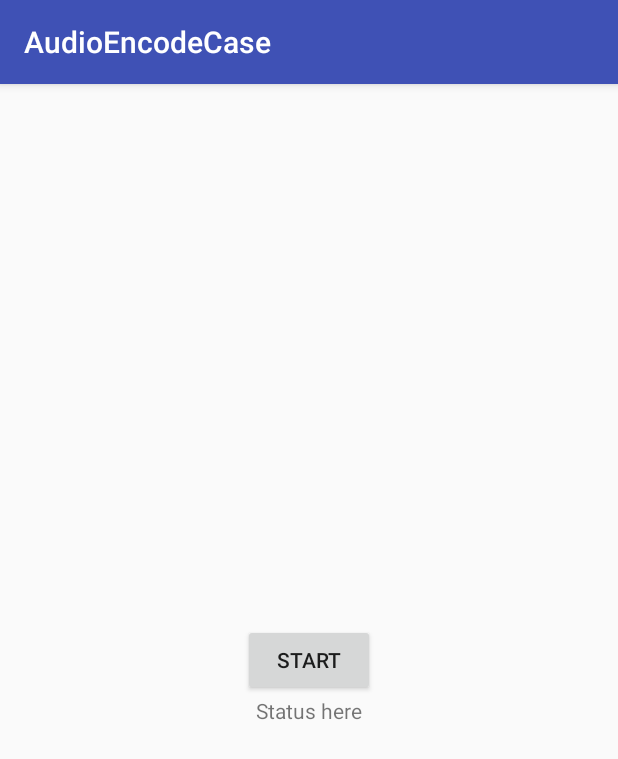
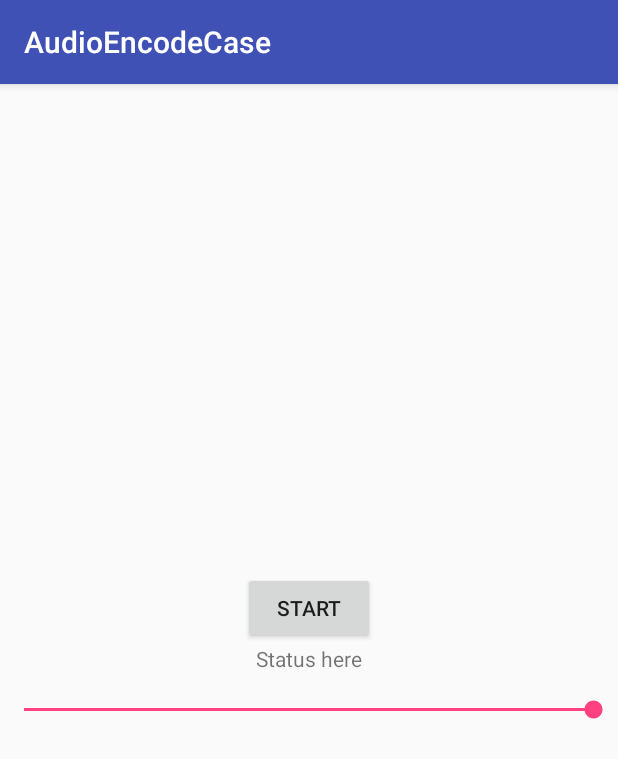
Before and after one commit to JuniperPhoton/AndroidMediaCodecSample, an Android app: the AudioEncodeCaseActivity screen opened directly, with no data from a screen before it, on a phone screen of 412 x 824 dp. Shown: the top 759 px of the screen. Run offline under Robolectric (Android 15) with nearby library versions, the phone set to English and light mode, and no system bars.

Commit message:
Add seek bar to adjust volume

```diff
--- a/app/src/main/java/com/juniperphoton/androidmediacodecsample/activity/AudioEncodeCaseActivity.kt
+++ b/app/src/main/java/com/juniperphoton/androidmediacodecsample/activity/AudioEncodeCaseActivity.kt
@@ -4,18 +4,23 @@ import android.os.Bundle
 import android.os.Environment
 import android.support.v7.app.AppCompatActivity
 import android.widget.Button
+import android.widget.SeekBar
 import android.widget.TextView
 import com.juniperphoton.androidmediacodecsample.R
 import com.juniperphoton.androidmediacodecsample.core.AudioEncodeCase
 import com.juniperphoton.androidmediacodecsample.core.EncodeCase
+import com.juniperphoton.androidmediacodecsample.core.VolumeAudioEffect
 import java.io.File
 
 class AudioEncodeCaseActivity : AppCompatActivity(), Runnable {
     private lateinit var button: Button
     private lateinit var statusText: TextView
+    private lateinit var seekBar: SeekBar
 
     private lateinit var case: EncodeCase
     private var backgroundThread: Thread? = null
+
+    private var volumeAudioEffect = VolumeAudioEffect()
 
     override fun onCreate(savedInstanceState: Bundle?) {
         super.onCreate(savedInstanceState)
@@ -23,12 +28,27 @@ class AudioEncodeCaseActivity : AppCompatActivity(), Runnable {
 
         button = findViewById(R.id.startButton)
         statusText = findViewById(R.id.statusText)
+        seekBar = findViewById(R.id.seekBar)
+
+        seekBar.setOnSeekBarChangeListener(object : SeekBar.OnSeekBarChangeListener {
+            override fun onStartTrackingTouch(seekBar: SeekBar?) {
+            }
+
+            override fun onStopTrackingTouch(seekBar: SeekBar?) {
+            }
+
+            override fun onProgressChanged(seekBar: SeekBar?, progress: Int, fromUser: Boolean) {
+                volumeAudioEffect.volume = (progress * 1f) / 100
+            }
+        })
 
         case = AudioEncodeCase.Builder(this) {
             inputFilePath = "/sdcard/audio_test.mp3"
             val name = "${System.currentTimeMillis()}.mp3"
             val path = Environment.getExternalStoragePublicDirectory(Environment.DIRECTORY_DCIM)
             outputFilePath = File(path, name).path
+
+            effect = volumeAudioEffect
         }.build()
 
         button.setOnClickListener {
--- a/app/src/main/java/com/juniperphoton/androidmediacodecsample/core/AudioEncodeCase.kt
+++ b/app/src/main/java/com/juniperphoton/androidmediacodecsample/core/AudioEncodeCase.kt
@@ -256,9 +256,9 @@ class AudioEncodeCase(context: Context) : EncodeCase(context) {
                         .duplicate()
                 decoderOutputBuffer.position(audioDecoderOutputBufferInfo.offset)
                 decoderOutputBuffer.limit(audioDecoderOutputBufferInfo.offset + size)
-                //val result = handleBuffer(decoderOutputBuffer, decoderOutputBufferInfo)
+                val result = effect!!.processFrame(decoderOutputBuffer, audioDecoderOutputBufferInfo)
                 encoderInputBuffer.position(0)
-                encoderInputBuffer.put(decoderOutputBuffer)
+                encoderInputBuffer.put(result)
                 encoder.queueInputBuffer(
                         encoderInputBufferIndex,
                         0,
--- a/app/src/main/java/com/juniperphoton/androidmediacodecsample/core/VolumnAudioEffect.kt
+++ b/app/src/main/java/com/juniperphoton/androidmediacodecsample/core/VolumeAudioEffect.kt
@@ -1,9 +1,11 @@
 package com.juniperphoton.androidmediacodecsample.core
 
 import android.media.MediaCodec
+import android.util.Log
 import java.nio.ByteBuffer
 
-class VolumnAudioEffect : ISingleAudioEffect {
+class VolumeAudioEffect : ISingleAudioEffect {
+    @Volatile
     var volume: Float = 1f
 
     override fun processFrame(src: ByteBuffer, bi: MediaCodec.BufferInfo): ByteArray {
@@ -11,6 +13,7 @@ class VolumnAudioEffect : ISingleAudioEffect {
         for (i in bi.offset until bi.offset + bi.size) {
             result[i - bi.offset] = (src.get(i) * volume).toByte()
         }
+        Log.d("VolumeAudioEffect", "" + volume)
         return result
     }
 }
--- a/app/src/main/res/layout/activity_audio_encode_case.xml
+++ b/app/src/main/res/layout/activity_audio_encode_case.xml
@@ -1,9 +1,12 @@
 <?xml version="1.0" encoding="utf-8"?>
-<android.support.constraint.ConstraintLayout
+<LinearLayout
     xmlns:android="http://schemas.android.com/apk/res/android"
     xmlns:app="http://schemas.android.com/apk/res-auto"
     android:layout_width="match_parent"
-    android:layout_height="match_parent">
+    android:layout_height="wrap_content"
+    android:layout_gravity="center"
+    android:gravity="center_horizontal"
+    android:orientation="vertical">
 
     <Button
         android:id="@+id/startButton"
@@ -23,4 +26,12 @@
         app:layout_constraintLeft_toLeftOf="parent"
         app:layout_constraintRight_toRightOf="parent"
         app:layout_constraintTop_toBottomOf="@id/startButton"/>
-</android.support.constraint.ConstraintLayout>
+
+    <SeekBar
+        android:id="@+id/seekBar"
+        android:layout_width="match_parent"
+        android:layout_height="50dp"
+        android:progress="100"
+        android:max="100"
+        android:min="0"/>
+</LinearLayout>
```
